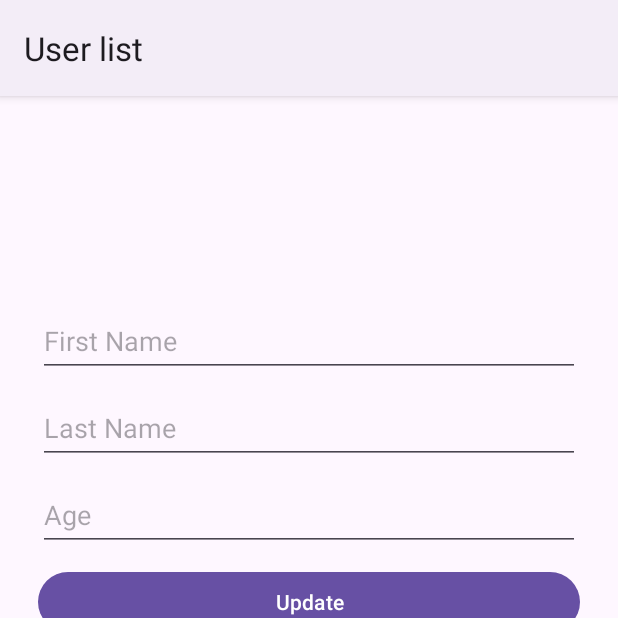
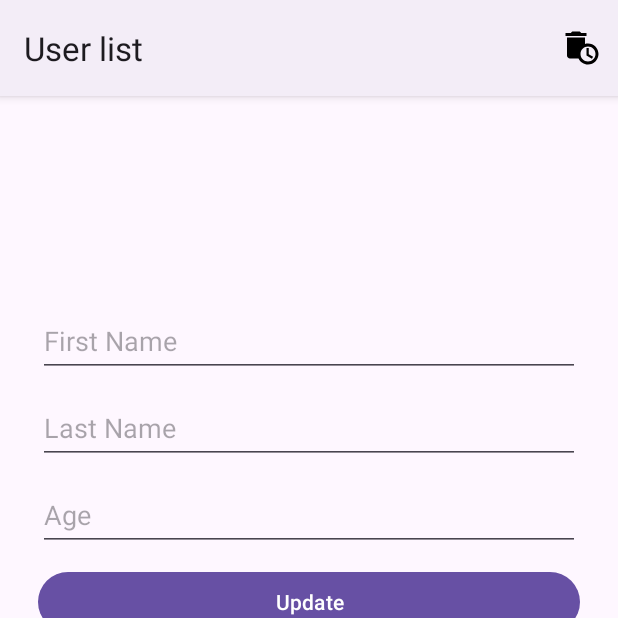
Before and after one commit to slowslowpoke/UsersDB_Room_codelab, an Android app: the fragment UpdateFragment placed in its activity, on a phone screen of 412 x 824 dp, the top half of it. Run offline under Robolectric (Android 15) with nearby library versions, the phone set to English and light mode, and no system bars; our stand-ins replace Room's generated code, navigation-ui; 12 statements that could not run were skipped.

Commit message:
Added 1 user/all users delete function

```diff
--- a/app/src/main/java/com/example/usersdb_room_codelab/data/UserDao.kt
+++ b/app/src/main/java/com/example/usersdb_room_codelab/data/UserDao.kt
@@ -2,6 +2,7 @@ package com.example.usersdb_room_codelab.data
 
 import androidx.lifecycle.LiveData
 import androidx.room.Dao
+import androidx.room.Delete
 import androidx.room.Insert
 import androidx.room.OnConflictStrategy
 import androidx.room.Query
@@ -16,7 +17,11 @@ interface UserDao {
 
     @Update
     suspend fun updateUser(updatedUser: User)
+    @Delete
+    suspend fun deleteUser(deletedUser: User)
 
-    @Query("SELECT * FROM user_table ORDER BY id ASC")
+    @Query("DELETE FROM user_table")
+    suspend fun deleteAllUsers()
+    @Query("SELECT * FROM user_table ORDER BY firstName ASC")
     fun readAllData(): LiveData<List<User>>
 }
--- /dev/null
+++ b/app/src/main/res/drawable/ic_delete.xml
@@ -0,0 +1,7 @@
+<vector android:height="24dp" android:tint="#000000"
+    android:viewportHeight="24" android:viewportWidth="24"
+    android:width="24dp" xmlns:android="http://schemas.android.com/apk/res/android">
+    <path android:fillColor="@android:color/white" android:pathData="M15,2l-3.5,0l-1,-1l-5,0l-1,1l-3.5,0l0,2l14,0z"/>
+    <path android:fillColor="@android:color/white" android:pathData="M16,9c-0.7,0 -1.37,0.1 -2,0.29V5H2v12c0,1.1 0.9,2 2,2h5.68c1.12,2.36 3.53,4 6.32,4c3.87,0 7,-3.13 7,-7C23,12.13 19.87,9 16,9zM16,21c-2.76,0 -5,-2.24 -5,-5s2.24,-5 5,-5s5,2.24 5,5S18.76,21 16,21z"/>
+    <path android:fillColor="@android:color/white" android:pathData="M16.5,12l-1.5,0l0,5l3.6,2.1l0.8,-1.2l-2.9,-1.7z"/>
+</vector>
--- /dev/null
+++ b/app/src/main/res/menu/delete_menu.xml
@@ -0,0 +1,11 @@
+<?xml version="1.0" encoding="utf-8"?>
+<menu xmlns:android="http://schemas.android.com/apk/res/android"
+    xmlns:app="http://schemas.android.com/apk/res-auto">
+    <item
+        android:id="@+id/menu_delete"
+        android:icon="@drawable/ic_delete"
+        app:showAsAction="always"
+        android:iconTint="@color/white"
+        android:title="@string/delete" />
+
+</menu>
--- a/app/src/main/res/values/strings.xml
+++ b/app/src/main/res/values/strings.xml
@@ -5,4 +5,5 @@
     <string name="age">Age</string>
     <string name="add_user">Add User</string>
     <string name="update">Update</string>
+    <string name="delete">Delete</string>
 </resources>
```
Also changed, not shown: app/src/main/java/com/example/usersdb_room_codelab/fragments/list/ListFragment.kt (+28 -0 lines), app/src/main/java/com/example/usersdb_room_codelab/fragments/update/UpdateFragment.kt (+30 -1 lines), app/src/main/java/com/example/usersdb_room_codelab/repository/UserRepository.kt (+8 -0 lines), app/src/main/java/com/example/usersdb_room_codelab/viewmodel/UserViewModel.kt (+12 -0 lines).
